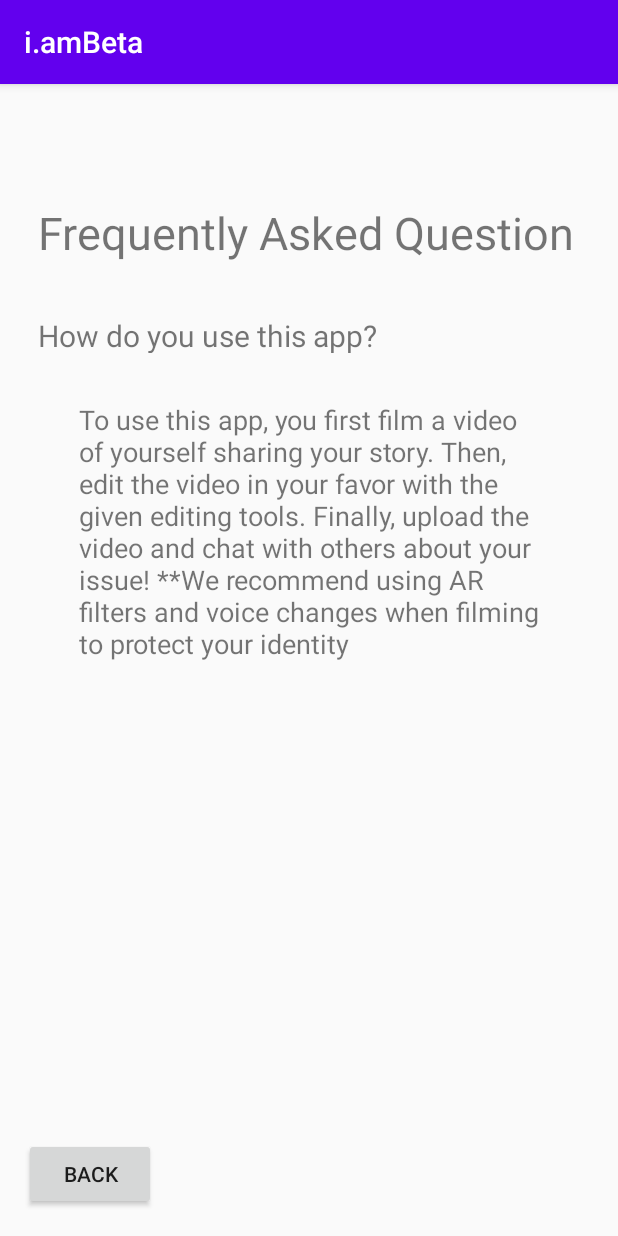
After one commit to joonyoo181/VideoUpload, an Android app: the FAQPage screen opened directly, with no data from a screen before it, on a phone screen of 412 x 824 dp. The commit adds this screen. Run offline under Robolectric (Android 15) with nearby library versions, the phone set to English and light mode, and no system bars.

Commit message:
Firstpush

```diff
--- a/app/src/main/AndroidManifest.xml
+++ b/app/src/main/AndroidManifest.xml
@@ -9,6 +9,8 @@
         android:roundIcon="@mipmap/ic_launcher_round"
         android:supportsRtl="true"
         android:theme="@style/AppTheme">
+        <activity android:name=".FAQPage"></activity>
+        <activity android:name=".ProfilePage" />
         <activity android:name=".MainActivity">
             <intent-filter>
                 <action android:name="android.intent.action.MAIN" />
--- /dev/null
+++ b/app/src/main/java/com/example/iambeta/FAQPage.kt
@@ -0,0 +1,26 @@
+package com.example.iambeta
+
+import android.content.Intent
+import androidx.appcompat.app.AppCompatActivity
+import android.os.Bundle
+import android.widget.Button
+
+class FAQPage : AppCompatActivity() {
+
+    private var faqToMainPage: Button? = null
+
+    override fun onCreate(savedInstanceState: Bundle?) {
+        super.onCreate(savedInstanceState)
+        setContentView(R.layout.activity_faq_page)
+
+        faqToMainPage = findViewById(R.id.Button_faqToMainPage)
+        faqToMainPage!!.setOnClickListener{
+            openMainPage()
+        }
+    }
+
+    private fun openMainPage(){
+        val intent = Intent(this, MainActivity::class.java)
+        startActivity(intent)
+    }
+}
--- /dev/null
+++ b/app/src/main/res/layout/activity_faq_page.xml
@@ -0,0 +1,58 @@
+<?xml version="1.0" encoding="utf-8"?>
+<androidx.constraintlayout.widget.ConstraintLayout xmlns:android="http://schemas.android.com/apk/res/android"
+    xmlns:app="http://schemas.android.com/apk/res-auto"
+    xmlns:tools="http://schemas.android.com/tools"
+    android:layout_width="match_parent"
+    android:layout_height="match_parent"
+    tools:context=".FAQPage">
+
+    <TextView
+        android:id="@+id/Text_FAQ"
+        android:layout_width="360dp"
+        android:layout_height="42dp"
+        android:text="Frequently Asked Question"
+        android:textSize="30dp"
+        app:layout_constraintBottom_toBottomOf="parent"
+        app:layout_constraintEnd_toEndOf="parent"
+        app:layout_constraintHorizontal_bias="0.49"
+        app:layout_constraintStart_toStartOf="parent"
+        app:layout_constraintTop_toTopOf="parent"
+        app:layout_constraintVertical_bias="0.108" />
+
+    <TextView
+        android:id="@+id/Text_FAQ-Q1"
+        android:layout_width="228dp"
+        android:layout_height="25dp"
+        android:text="How do you use this app?"
+        android:textSize="20dp"
+        app:layout_constraintBottom_toBottomOf="parent"
+        app:layout_constraintEnd_toEndOf="parent"
+        app:layout_constraintHorizontal_bias="0.136"
+        app:layout_constraintStart_toStartOf="parent"
+        app:layout_constraintTop_toBottomOf="@+id/Text_FAQ"
+        app:layout_constraintVertical_bias="0.054" />
+
+    <Button
+        android:id="@+id/Button_faqToMainPage"
+        android:layout_width="wrap_content"
+        android:layout_height="wrap_content"
+        android:text="Back"
+        app:layout_constraintBottom_toBottomOf="parent"
+        app:layout_constraintEnd_toEndOf="parent"
+        app:layout_constraintHorizontal_bias="0.049"
+        app:layout_constraintStart_toStartOf="parent"
+        app:layout_constraintTop_toTopOf="parent"
+        app:layout_constraintVertical_bias="0.976" />
+
+    <TextView
+        android:id="@+id/Text_FAQ-S1"
+        android:layout_width="307dp"
+        android:layout_height="181dp"
+        android:text="To use this app, you first film a video of yourself sharing your story. Then, edit the video in your favor with the given editing tools. Finally, upload the video and chat with others about your issue! **We recommend using AR filters and voice changes when filming to protect your identity"
+        android:textSize="18dp"
+        app:layout_constraintBottom_toBottomOf="parent"
+        app:layout_constraintEnd_toEndOf="parent"
+        app:layout_constraintStart_toStartOf="parent"
+        app:layout_constraintTop_toBottomOf="@+id/Text_FAQ-Q1"
+        app:layout_constraintVertical_bias="0.079" />
+</androidx.constraintlayout.widget.ConstraintLayout>
```
Also changed, not shown: app/src/main/java/com/example/iambeta/MainActivity.kt (+25 -0 lines), app/src/main/java/com/example/iambeta/ProfilePage.kt (added, +12 -0 lines), app/src/main/res/layout/activity_main.xml (+44 -4 lines), app/src/main/res/layout/activity_profile_page.xml (added, +9 -0 lines).
